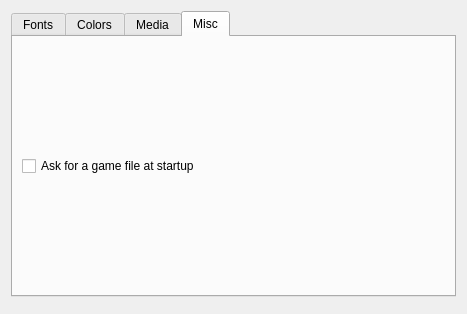
The window that src/confdialog.ui (realnc/qtads) describes before a commit, drawn with Qt 5.
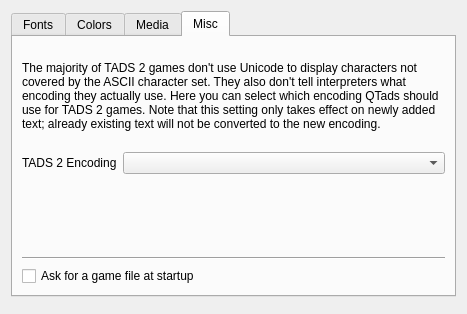
The same window after the commit. The open tabs and pages were chosen to show the change. Custom widgets are drawn as their Qt base class.

Commit message:
Make the charset encoding used for TADS 2 configurable
TADS 2 does not use Unicode. It also doesn't provide a way to tell which
encoding is used. The only solution is to make this configurable. We provide
a list of all encodings supported by Qt and let the user decide.

Diff of the .ui file:
```diff
--- a/src/confdialog.ui
+++ b/src/confdialog.ui
@@ -596,7 +596,47 @@
       <attribute name="title">
        <string>Misc</string>
       </attribute>
-      <layout class="QVBoxLayout" name="verticalLayout_7">
+      <layout class="QVBoxLayout" name="verticalLayout_8">
+       <item>
+        <widget class="QLabel" name="label_16">
+         <property name="sizePolicy">
+          <sizepolicy hsizetype="Ignored" vsizetype="Preferred">
+           <horstretch>0</horstretch>
+           <verstretch>0</verstretch>
+          </sizepolicy>
+         </property>
+         <property name="text">
+          <string>The majority of TADS 2 games don't use Unicode to display characters not covered by the ASCII character set. They also don't tell interpreters what encoding they actually use. Here you can select which encoding QTads should use for TADS 2 games. Note that this setting only takes effect on newly added text; already existing text will not be converted to the new encoding.</string>
+         </property>
+         <property name="wordWrap">
+          <bool>true</bool>
+         </property>
+        </widget>
+       </item>
+       <item>
+        <layout class="QFormLayout" name="formLayout_5">
+         <item row="0" column="0">
+          <widget class="QLabel" name="label_17">
+           <property name="text">
+            <string>TADS 2 Encoding</string>
+           </property>
+           <property name="buddy">
+            <cstring>encodingComboBox</cstring>
+           </property>
+          </widget>
+         </item>
+         <item row="0" column="1">
+          <widget class="QComboBox" name="encodingComboBox"/>
+         </item>
+        </layout>
+       </item>
+       <item>
+        <widget class="Line" name="line">
+         <property name="orientation">
+          <enum>Qt::Horizontal</enum>
+         </property>
+        </widget>
+       </item>
        <item>
         <widget class="QCheckBox" name="askForGameFileCheckBox">
          <property name="text">
```
Left out of the diff: 3 changed lines with no effect on the pictures. The commit also changes 4 other files.
